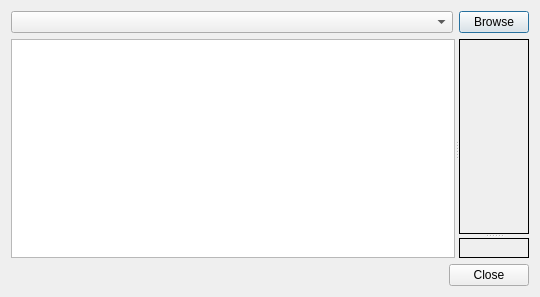
This is ui/folderdisksdlg.ui in josch1710/RespeQt as Qt 5 draws it before an edit. The edited form follows.
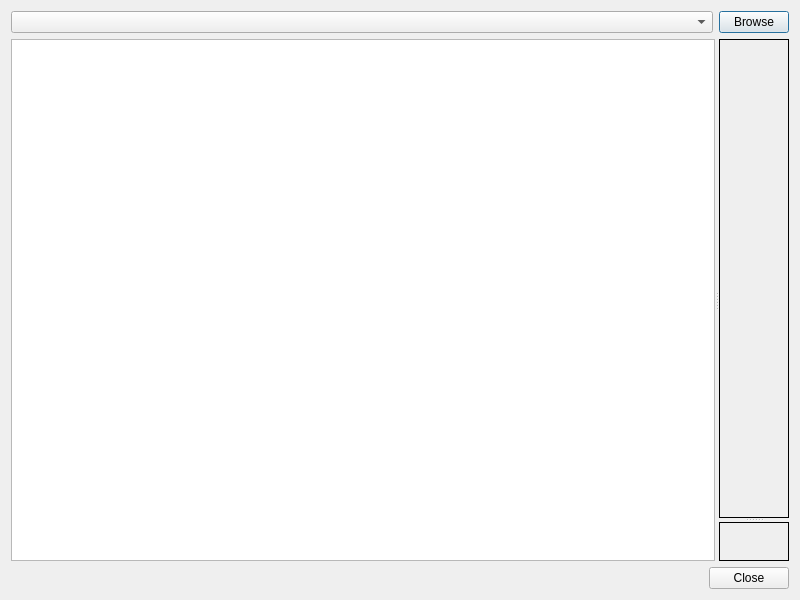
This is the edited form. Custom widgets are drawn as their Qt base class.

Diff of the .ui file:
```diff
--- a/ui/folderdisksdlg.ui
+++ b/ui/folderdisksdlg.ui
@@ -6,8 +6,8 @@
    <rect>
     <x>0</x>
     <y>0</y>
-    <width>540</width>
-    <height>297</height>
+    <width>800</width>
+    <height>600</height>
    </rect>
   </property>
   <property name="windowTitle">
@@ -42,7 +42,13 @@
     </layout>
    </item>
    <item>
-    <widget class="QSplitter" name="splitLeftAtrRightDirPng">
+    <widget class="PicSplitter" name="splitLeftAtrRightDirPng">
+     <property name="sizePolicy">
+      <sizepolicy hsizetype="Expanding" vsizetype="Expanding">
+       <horstretch>0</horstretch>
+       <verstretch>0</verstretch>
+      </sizepolicy>
+     </property>
      <property name="orientation">
       <enum>Qt::Horizontal</enum>
      </property>
@@ -55,6 +61,12 @@
       </property>
      </widget>
      <widget class="PicSplitter" name="splitTopDirBotPng">
+      <property name="sizePolicy">
+       <sizepolicy hsizetype="Expanding" vsizetype="Expanding">
+        <horstretch>0</horstretch>
+        <verstretch>0</verstretch>
+       </sizepolicy>
+      </property>
       <property name="orientation">
        <enum>Qt::Vertical</enum>
       </property>
@@ -82,8 +94,8 @@
          <rect>
           <x>0</x>
           <y>0</y>
-          <width>49</width>
-          <height>173</height>
+          <width>85</width>
+          <height>468</height>
          </rect>
         </property>
         <property name="font">
@@ -115,11 +127,25 @@
         </property>
        </widget>
       </widget>
-      <widget class="QLabel" name="lblPreview">
+      <widget class="PicLabel" name="lblPreview">
+       <property name="sizePolicy">
+        <sizepolicy hsizetype="Preferred" vsizetype="Preferred">
+         <horstretch>0</horstretch>
+         <verstretch>0</verstretch>
+        </sizepolicy>
+       </property>
+       <property name="baseSize">
+        <size>
+         <width>0</width>
+         <height>0</height>
+        </size>
+       </property>
        <property name="font">
         <font>
-         <family>Courier10 BT</family>
-         <pointsize>10</pointsize>
+         <family>Arial</family>
+         <pointsize>24</pointsize>
+         <weight>75</weight>
+         <bold>true</bold>
         </font>
        </property>
        <property name="autoFillBackground">
@@ -132,7 +158,7 @@
         <string/>
        </property>
        <property name="alignment">
-        <set>Qt::AlignLeading|Qt::AlignLeft|Qt::AlignTop</set>
+        <set>Qt::AlignCenter</set>
        </property>
        <property name="wordWrap">
         <bool>false</bool>
@@ -166,6 +192,11 @@
    <header>include/picsplitter.h</header>
    <container>1</container>
   </customwidget>
+  <customwidget>
+   <class>PicLabel</class>
+   <extends>QLabel</extends>
+   <header>include/piclabel.h</header>
+  </customwidget>
  </customwidgets>
  <resources/>
  <connections>
```
Left out of the diff: 3 changed lines with no effect on the pictures.
